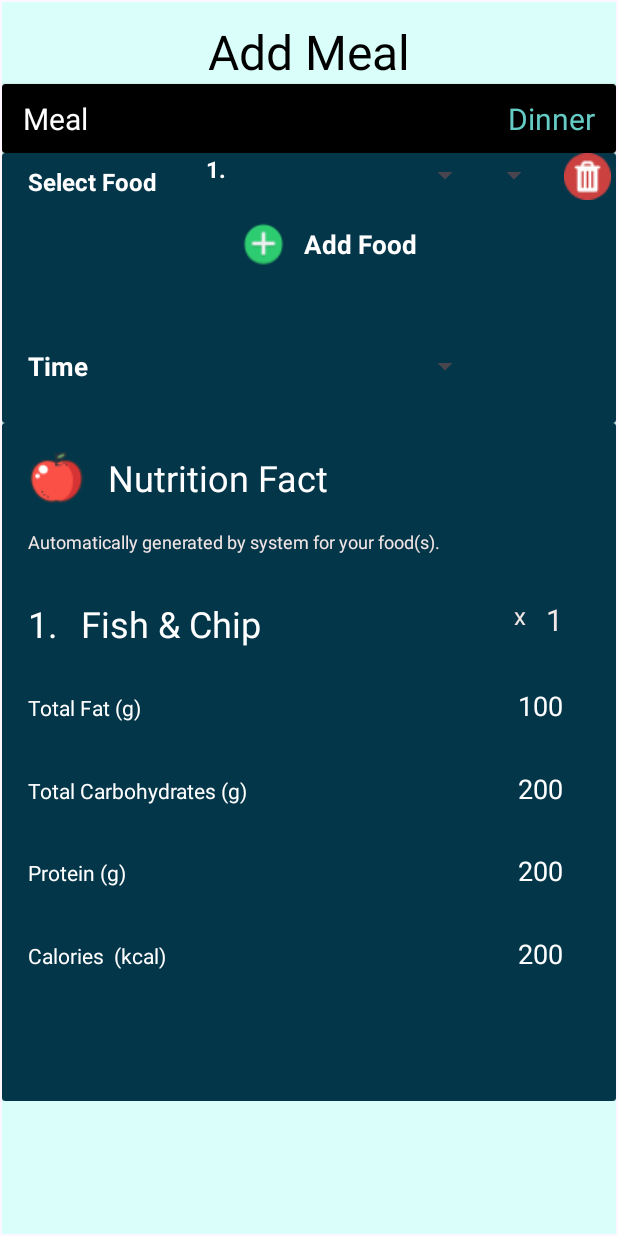
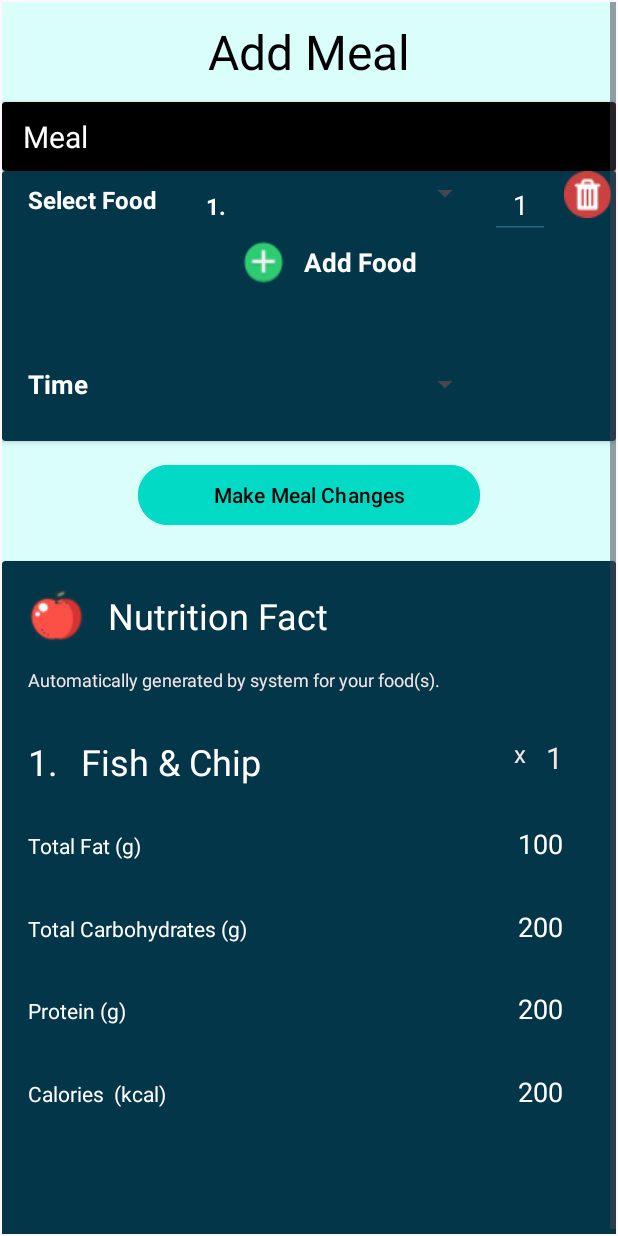
Before and after one commit to yii-meow/health-compass, an Android app: the add_meal screen opened through its navigation route, on a phone screen of 412 x 824 dp. Run offline under Robolectric (Android 15) with nearby library versions, the phone set to English and light mode, and no system bars.

Commit message:
nutrition

```diff
--- a/app/build.gradle.kts
+++ b/app/build.gradle.kts
@@ -1,6 +1,7 @@
 plugins {
     id("com.android.application")
     id("org.jetbrains.kotlin.android")
+    id("androidx.navigation.safeargs")
 }
 
 android {
--- a/app/src/main/java/com/example/healthcompass/add_meal.kt
+++ b/app/src/main/java/com/example/healthcompass/add_meal.kt
@@ -5,55 +5,29 @@ import androidx.fragment.app.Fragment
 import android.view.LayoutInflater
 import android.view.View
 import android.view.ViewGroup
+import android.widget.Button
+import android.widget.TextView
+import androidx.navigation.fragment.findNavController
+import androidx.navigation.fragment.navArgs
 
-// TODO: Rename parameter arguments, choose names that match
-// the fragment initialization parameters, e.g. ARG_ITEM_NUMBER
-private const val ARG_PARAM1 = "param1"
-private const val ARG_PARAM2 = "param2"
-
-/**
- * A simple [Fragment] subclass.
- * Use the [add_meal.newInstance] factory method to
- * create an instance of this fragment.
- */
 class add_meal : Fragment() {
-    // TODO: Rename and change types of parameters
-    private var param1: String? = null
-    private var param2: String? = null
-
-    override fun onCreate(savedInstanceState: Bundle?) {
-        super.onCreate(savedInstanceState)
-        arguments?.let {
-            param1 = it.getString(ARG_PARAM1)
-            param2 = it.getString(ARG_PARAM2)
-        }
-    }
+    private val args by navArgs<add_mealArgs>()
 
     override fun onCreateView(
         inflater: LayoutInflater, container: ViewGroup?,
         savedInstanceState: Bundle?
     ): View? {
         // Inflate the layout for this fragment
-        return inflater.inflate(R.layout.fragment_add_meal, container, false)
-    }
+        val view = inflater.inflate(R.layout.fragment_add_meal, container, false)
 
-    companion object {
-        /**
-         * Use this factory method to create a new instance of
-         * this fragment using the provided parameters.
-         *
-         * @param param1 Parameter 1.
-         * @param param2 Parameter 2.
-         * @return A new instance of fragment add_meal.
-         */
-        // TODO: Rename and change types and number of parameters
-        @JvmStatic
-        fun newInstance(param1: String, param2: String) =
-            add_meal().apply {
-                arguments = Bundle().apply {
-                    putString(ARG_PARAM1, param1)
-                    putString(ARG_PARAM2, param2)
-                }
-            }
+        val tvMealType: TextView = view.findViewById(R.id.tvMealType)
+        tvMealType.text = args.mealType
+
+        val btnMakeMealChanges: Button = view.findViewById(R.id.btnMakeMealChanges)
+        btnMakeMealChanges.setOnClickListener {
+            findNavController().navigate(R.id.action_add_meal_to_nutrition)
+        }
+
+        return view
     }
 }
--- a/app/src/main/res/layout/fragment_add_meal.xml
+++ b/app/src/main/res/layout/fragment_add_meal.xml
@@ -28,6 +28,7 @@
             android:layout_width="match_parent"
             android:layout_height="46dp"
             app:cardBackgroundColor="@color/black"
+            android:layout_marginTop="12dp"
             app:layout_constraintTop_toBottomOf="@id/lblAddMeal">
 
             <androidx.constraintlayout.widget.ConstraintLayout
@@ -46,10 +47,11 @@
                     app:layout_constraintTop_toTopOf="parent" />
 
                 <TextView
+                    android:id="@+id/tvMealType"
                     android:layout_width="wrap_content"
                     android:layout_height="wrap_content"
                     android:layout_marginRight="14dp"
-                    android:text="Dinner"
+                    android:text=""
                     android:textColor="#64CCC5"
                     android:textSize="20dp"
                     app:layout_constraintBottom_toBottomOf="parent"
@@ -90,10 +92,15 @@
                     app:layout_constraintBaseline_toBaselineOf="@id/lblSelectFood"
                     app:layout_constraintRight_toRightOf="parent" />
 
-                <Spinner
+                <EditText
                     android:layout_width="40dp"
-                    android:layout_height="30dp"
+                    android:layout_height="wrap_content"
                     android:layout_marginLeft="6dp"
+                    android:backgroundTint="#176B87"
+                    android:gravity="center_horizontal"
+                    android:inputType="number"
+                    android:text="1"
+                    android:textColor="@color/white"
                     app:layout_constraintBaseline_toBaselineOf="@id/spinnerSelectFood"
                     app:layout_constraintLeft_toRightOf="@id/spinnerSelectFood" />
 
@@ -161,9 +168,24 @@
             </androidx.constraintlayout.widget.ConstraintLayout>
         </androidx.cardview.widget.CardView>
 
+        <com.google.android.material.button.MaterialButton
+            android:id="@+id/btnMakeMealChanges"
+            android:layout_width="wrap_content"
+            android:layout_height="wrap_content"
+            android:layout_marginTop="12dp"
+            android:backgroundTint="@color/design_default_color_secondary"
+            android:paddingHorizontal="50dp"
+            android:text="Make Meal Changes"
+            android:textColor="@color/black"
+            app:layout_constraintLeft_toLeftOf="parent"
+            app:layout_constraintRight_toRightOf="parent"
+            app:layout_constraintTop_toBottomOf="@id/cardAddFood"
+            />
+
         <androidx.cardview.widget.CardView
             android:layout_width="match_parent"
             android:layout_height="452dp"
+            android:layout_marginTop="80dp"
             app:cardBackgroundColor="#04364A"
             app:layout_constraintTop_toBottomOf="@id/cardAddFood">
 
--- a/app/src/main/res/layout/fragment_edit_hydration.xml
+++ b/app/src/main/res/layout/fragment_edit_hydration.xml
@@ -311,6 +311,7 @@
     </androidx.cardview.widget.CardView>
 
     <Button
+        android:id="@+id/btnDone"
         android:layout_width="384dp"
         android:layout_height="44dp"
         app:layout_constraintTop_toBottomOf="@id/cardServing1"
--- a/app/src/main/res/navigation/navigation_graph.xml
+++ b/app/src/main/res/navigation/navigation_graph.xml
@@ -8,12 +8,11 @@
         android:id="@+id/edit_goal"
         android:name="com.example.healthcompass.edit_goal"
         android:label="fragment_edit_goal"
-        tools:layout="@layout/fragment_edit_goal">
-    </fragment>
+        tools:layout="@layout/fragment_edit_goal"></fragment>
     <fragment
         android:id="@+id/summary"
         android:name="com.example.healthcompass.summary"
-        android:label="summary" >
+        android:label="summary">
         <action
             android:id="@+id/action_summary_to_fitness_routines"
             app:destination="@id/fitness_routines" />
@@ -24,7 +23,7 @@
     <fragment
         android:id="@+id/nutrition"
         android:name="com.example.healthcompass.nutrition"
-        android:label="nutrition" >
+        android:label="nutrition">
         <action
             android:id="@+id/action_nutrition_to_edit_goal"
             app:destination="@id/edit_goal" />
@@ -47,15 +46,35 @@
         android:id="@+id/add_meal"
         android:name="com.example.healthcompass.add_meal"
         android:label="fragment_add_meal"
-        tools:layout="@layout/fragment_add_meal" />
+        tools:layout="@layout/fragment_add_meal">
+        <action
+            android:id="@+id/action_add_meal_to_nutrition"
+            app:destination="@id/nutrition" />
+        <argument
+            android:name="mealType"
+            android:defaultValue=""
+            app:argType="string" />
+    </fragment>
     <fragment
         android:id="@+id/edit_hydration"
         android:name="com.example.healthcompass.edit_hydration"
         android:label="fragment_edit_hydration"
-        tools:layout="@layout/fragment_edit_hydration" />
+        tools:layout="@layout/fragment_edit_hydration">
+        <action
+            android:id="@+id/action_edit_hydration_to_nutrition"
+            app:destination="@id/nutrition" />
+    </fragment>
     <fragment
         android:id="@+id/previous_day_nutrition"
         android:name="com.example.healthcompass.previous_day_nutrition"
         android:label="fragment_previous_day_nutrition"
-        tools:layout="@layout/fragment_previous_day_nutrition" />
+        tools:layout="@layout/fragment_previous_day_nutrition">
+        <action
+            android:id="@+id/action_previous_day_nutrition_self"
+            app:destination="@id/previous_day_nutrition" />
+        <argument
+            android:name="nutritionDay"
+            android:defaultValue="2"
+            app:argType="integer" />
+    </fragment>
 </navigation>
--- a/build.gradle.kts
+++ b/build.gradle.kts
@@ -2,4 +2,5 @@
 plugins {
     id("com.android.application") version "8.2.2" apply false
     id("org.jetbrains.kotlin.android") version "1.9.22" apply false
+    id("androidx.navigation.safeargs") version "2.7.7" apply false
 }
```
Also changed, not shown: app/src/main/java/com/example/healthcompass/edit_hydration.kt (+8 -43 lines), app/src/main/java/com/example/healthcompass/nutrition.kt (+74 -10 lines), app/src/main/java/com/example/healthcompass/previous_day_nutrition.kt (+62 -42 lines), app/src/main/res/layout/fragment_nutrition.xml (+15 -3 lines), app/src/main/res/layout/fragment_previous_day_nutrition.xml (+8 -6 lines).
